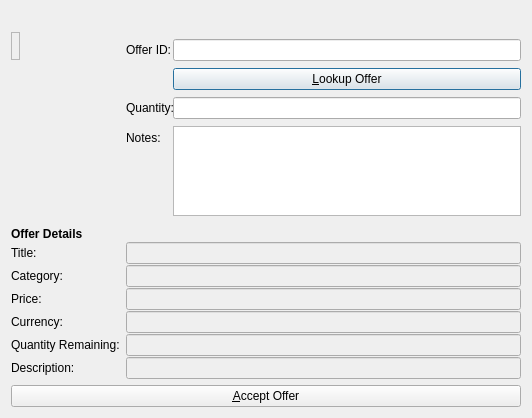
This is src/qt/forms/acceptandpayofferlistpage.ui in syscoin/syscoin1 as Qt 5 draws it before an edit. The edited form follows.
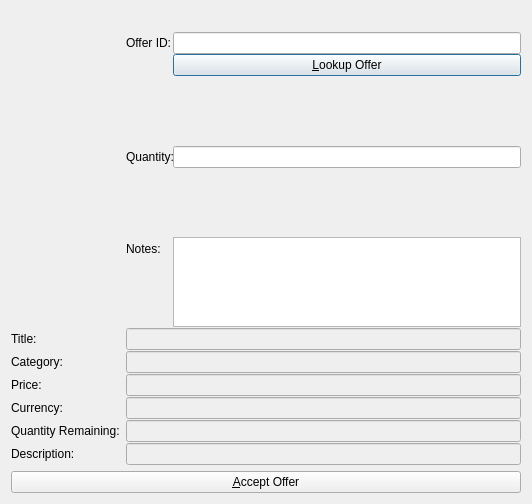
This is the edited form. Icons and pictures are not drawn.

The edit to the form file:
```diff
--- a/src/qt/forms/acceptandpayofferlistpage.ui
+++ b/src/qt/forms/acceptandpayofferlistpage.ui
@@ -10,7 +10,7 @@
     <x>0</x>
     <y>0</y>
     <width>532</width>
-    <height>418</height>
+    <height>504</height>
    </rect>
   </property>
   <property name="windowTitle">
@@ -42,52 +42,11 @@
      <property name="verticalSpacing">
       <number>1</number>
      </property>
-     <item row="0" column="0">
-      <widget class="QLabel" name="labelImage">
-       <property name="minimumSize">
-        <size>
-         <width>0</width>
-         <height>0</height>
-        </size>
-       </property>
-       <property name="maximumSize">
-        <size>
-         <width>200</width>
-         <height>200</height>
-        </size>
-       </property>
-       <property name="autoFillBackground">
-        <bool>false</bool>
-       </property>
-       <property name="frameShape">
-        <enum>QFrame::StyledPanel</enum>
-       </property>
-       <property name="text">
-        <string/>
-       </property>
-       <property name="pixmap">
-        <pixmap resource="../bitcoin.qrc">:/images/image</pixmap>
-       </property>
-       <property name="scaledContents">
-        <bool>true</bool>
-       </property>
-       <property name="indent">
-        <number>0</number>
-       </property>
-       <property name="openExternalLinks">
-        <bool>false</bool>
-       </property>
-      </widget>
-     </item>
      <item row="0" column="1">
       <layout class="QFormLayout" name="formLayout_3">
-       <item row="1" column="1">
-        <widget class="QLineEdit" name="offeridEdit">
-         <property name="toolTip">
-          <string>The value associated with this offer.</string>
-         </property>
-        </widget>
-       </item>
+       <property name="fieldGrowthPolicy">
+        <enum>QFormLayout::AllNonFixedFieldsGrow</enum>
+       </property>
        <item row="1" column="0">
         <widget class="QLabel" name="label">
          <property name="text">
@@ -98,6 +57,13 @@
          </property>
         </widget>
        </item>
+       <item row="1" column="1">
+        <widget class="QLineEdit" name="offeridEdit">
+         <property name="toolTip">
+          <string>The value associated with this offer.</string>
+         </property>
+        </widget>
+       </item>
        <item row="2" column="1">
         <widget class="QPushButton" name="lookupButton">
          <property name="text">
@@ -109,24 +75,50 @@
          </property>
         </widget>
        </item>
-       <item row="3" column="0">
+       <item row="3" column="1">
+        <spacer name="verticalSpacer_2">
+         <property name="orientation">
+          <enum>Qt::Vertical</enum>
+         </property>
+         <property name="sizeHint" stdset="0">
+          <size>
+           <width>20</width>
+           <height>40</height>
+          </size>
+         </property>
+        </spacer>
+       </item>
+       <item row="4" column="0">
         <widget class="QLabel" name="label_2">
          <property name="text">
           <string>Quantity:</string>
          </property>
         </widget>
        </item>
-       <item row="3" column="1">
+       <item row="4" column="1">
         <widget class="QLineEdit" name="qtyEdit"/>
        </item>
-       <item row="4" column="0">
+       <item row="5" column="1">
+        <spacer name="verticalSpacer">
+         <property name="orientation">
+          <enum>Qt::Vertical</enum>
+         </property>
+         <property name="sizeHint" stdset="0">
+          <size>
+           <width>20</width>
+           <height>40</height>
+          </size>
+         </property>
+        </spacer>
+       </item>
+       <item row="6" column="0">
         <widget class="QLabel" name="label_11">
          <property name="text">
           <string>Notes:</string>
          </property>
         </widget>
        </item>
-       <item row="4" column="1">
+       <item row="6" column="1">
         <widget class="QPlainTextEdit" name="notesEdit">
          <property name="maximumSize">
           <size>
@@ -138,103 +130,140 @@
        </item>
       </layout>
      </item>
-     <item row="2" column="0">
-      <widget class="QLabel" name="label_3">
-       <property name="font">
-        <font>
-         <weight>75</weight>
-         <bold>true</bold>
-        </font>
-       </property>
-       <property name="text">
-        <string>Offer Details</string>
-       </property>
-      </widget>
-     </item>
-     <item row="4" column="0">
+     <item row="3" column="0">
       <widget class="QLabel" name="label_4">
        <property name="text">
         <string>Title:</string>
        </property>
       </widget>
      </item>
-     <item row="4" column="1">
+     <item row="3" column="1">
       <widget class="QLineEdit" name="infoTitle">
        <property name="enabled">
         <bool>false</bool>
        </property>
       </widget>
      </item>
-     <item row="5" column="0">
+     <item row="4" column="0">
       <widget class="QLabel" name="label_6">
        <property name="text">
         <string>Category:</string>
        </property>
       </widget>
      </item>
-     <item row="5" column="1">
+     <item row="4" column="1">
       <widget class="QLineEdit" name="infoCategory">
        <property name="enabled">
         <bool>false</bool>
        </property>
       </widget>
      </item>
-     <item row="6" column="0">
+     <item row="5" column="0">
       <widget class="QLabel" name="label_5">
        <property name="text">
         <string>Price:</string>
        </property>
       </widget>
      </item>
-     <item row="6" column="1">
+     <item row="5" column="1">
       <widget class="QLineEdit" name="infoPrice">
        <property name="enabled">
         <bool>false</bool>
        </property>
       </widget>
      </item>
-     <item row="7" column="0">
+     <item row="6" column="0">
       <widget class="QLabel" name="label_12">
        <property name="text">
         <string>Currency:</string>
        </property>
       </widget>
      </item>
-     <item row="7" column="1">
+     <item row="6" column="1">
       <widget class="QLineEdit" name="infoCurrency">
        <property name="enabled">
         <bool>false</bool>
        </property>
       </widget>
      </item>
-     <item row="8" column="0">
+     <item row="7" column="0">
       <widget class="QLabel" name="label_7">
        <property name="text">
         <string>Quantity Remaining:</string>
        </property>
       </widget>
      </item>
-     <item row="8" column="1">
+     <item row="7" column="1">
       <widget class="QLineEdit" name="infoQty">
        <property name="enabled">
         <bool>false</bool>
        </property>
       </widget>
      </item>
-     <item row="9" column="0">
+     <item row="8" column="0">
       <widget class="QLabel" name="label_9">
        <property name="text">
         <string>Description:</string>
        </property>
       </widget>
      </item>
-     <item row="9" column="1">
+     <item row="8" column="1">
       <widget class="QLineEdit" name="infoDescription">
        <property name="enabled">
         <bool>false</bool>
        </property>
       </widget>
      </item>
+     <item row="0" column="0">
+      <widget class="QPushButton" name="imageButton">
+       <property name="sizePolicy">
+        <sizepolicy hsizetype="Minimum" vsizetype="Fixed">
+         <horstretch>0</horstretch>
+         <verstretch>0</verstretch>
+        </sizepolicy>
+       </property>
+       <property name="maximumSize">
+        <size>
+         <width>300</width>
+         <height>300</height>
+        </size>
+       </property>
+       <property name="baseSize">
+        <size>
+         <width>1</width>
+         <height>0</height>
+        </size>
+       </property>
+       <property name="autoFillBackground">
+        <bool>false</bool>
+       </property>
+       <property name="text">
+        <string/>
+       </property>
+       <property name="icon">
+        <iconset resource="../bitcoin.qrc">
+         <normaloff>:/images/image</normaloff>:/images/image</iconset>
+       </property>
+       <property name="iconSize">
+        <size>
+         <width>300</width>
+         <height>300</height>
+        </size>
+       </property>
+       <property name="autoRepeat">
+        <bool>false</bool>
+       </property>
+       <property name="autoDefault">
+        <bool>true</bool>
+       </property>
+       <property name="default">
+        <bool>false</bool>
+       </property>
+       <property name="flat">
+        <bool>true</bool>
+       </property>
+      </widget>
+     </item>
     </layout>
    </item>
    <item>
```
